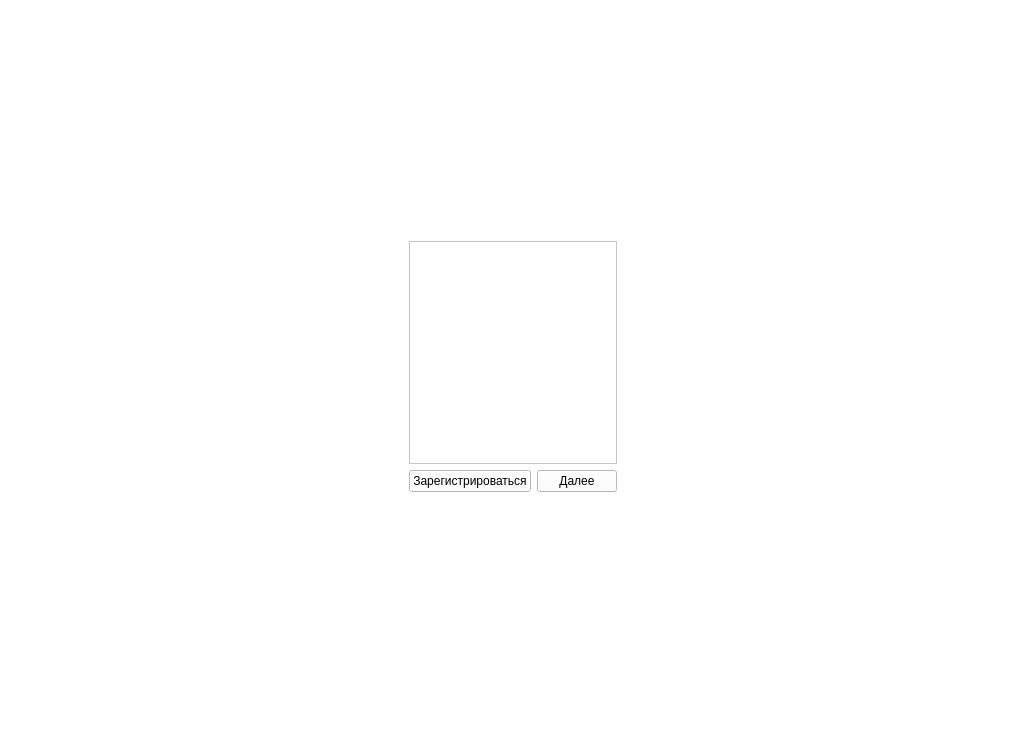
The window that ui/LaunchUi.ui (R0w0m/SeeSerial) describes before a commit, drawn with Qt 5.
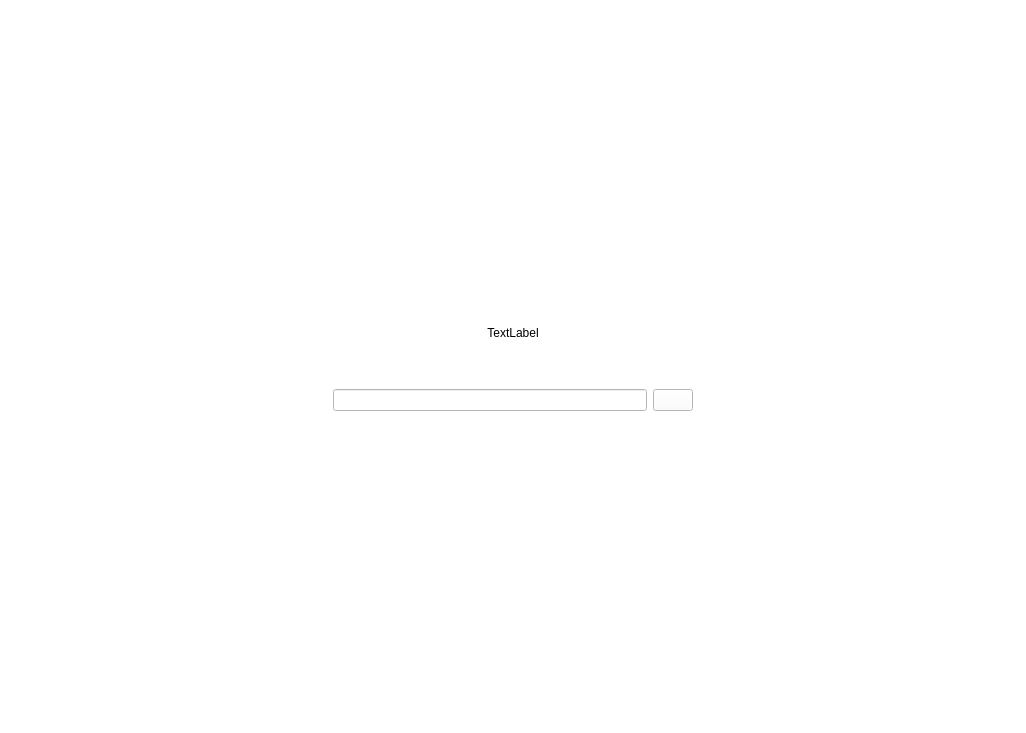
The same window after the commit. The open tabs and pages were chosen to show the change. Icons and pictures are not drawn.

Patch:
```diff
--- a/ui/LaunchUi.ui
+++ b/ui/LaunchUi.ui
@@ -1104,14 +1104,33 @@
       </widget>
       <widget class="QWidget" name="authPage">
        <layout class="QGridLayout" name="gridLayout_8">
-        <item row="2" column="1">
-         <widget class="QPushButton" name="gotoRegistrationBt">
+        <item row="0" column="1">
+         <spacer name="verticalSpacer_7">
+          <property name="orientation">
+           <enum>Qt::Vertical</enum>
+          </property>
+          <property name="sizeType">
+           <enum>QSizePolicy::MinimumExpanding</enum>
+          </property>
+          <property name="sizeHint" stdset="0">
+           <size>
+            <width>20</width>
+            <height>100</height>
+           </size>
+          </property>
+         </spacer>
+        </item>
+        <item row="1" column="1">
+         <widget class="QLabel" name="label_10">
           <property name="text">
-           <string>Зарегистрироваться</string>
+           <string>Вход</string>
+          </property>
+          <property name="alignment">
+           <set>Qt::AlignCenter</set>
           </property>
          </widget>
         </item>
-        <item row="1" column="0">
+        <item row="2" column="0">
          <spacer name="horizontalSpacer_6">
           <property name="orientation">
            <enum>Qt::Horizontal</enum>
@@ -1124,18 +1143,8 @@
           </property>
          </spacer>
         </item>
-        <item row="2" column="2">
-         <widget class="QPushButton" name="nextBt">
-          <property name="text">
-           <string>Далее</string>
-          </property>
-         </widget>
-        </item>
-        <item row="1" column="1" colspan="2">
+        <item row="2" column="1">
          <widget class="QScrollArea" name="usersListScrollArea">
-          <property name="lineWidth">
-           <number>1</number>
-          </property>
           <property name="widgetResizable">
            <bool>true</bool>
           </property>
@@ -1144,18 +1153,97 @@
             <rect>
              <x>0</x>
              <y>0</y>
-             <width>223</width>
-             <height>210</height>
+             <width>324</width>
+             <height>203</height>
             </rect>
            </property>
           </widget>
          </widget>
         </item>
+        <item row="2" column="2">
+         <spacer name="horizontalSpacer_7">
+          <property name="orientation">
+           <enum>Qt::Horizontal</enum>
+          </property>
+          <property name="sizeHint" stdset="0">
+           <size>
+            <width>40</width>
+            <height>20</height>
+           </size>
+          </property>
+         </spacer>
+        </item>
         <item row="3" column="1">
+         <widget class="QPushButton" name="gotoRegisterBt">
+          <property name="text">
+           <string>Зарегистрироваться</string>
+          </property>
+         </widget>
+        </item>
+        <item row="4" column="1">
          <spacer name="verticalSpacer_6">
           <property name="orientation">
            <enum>Qt::Vertical</enum>
           </property>
+          <property name="sizeType">
+           <enum>QSizePolicy::MinimumExpanding</enum>
+          </property>
+          <property name="sizeHint" stdset="0">
+           <size>
+            <width>20</width>
+            <height>100</height>
+           </size>
+          </property>
+         </spacer>
+        </item>
+       </layout>
+      </widget>
+      <widget class="QWidget" name="authPage">
+       <layout class="QGridLayout" name="gridLayout_9">
+        <item row="4" column="1">
+         <spacer name="verticalSpacer_8">
+          <property name="orientation">
+           <enum>Qt::Vertical</enum>
+          </property>
+          <property name="sizeHint" stdset="0">
+           <size>
+            <width>20</width>
+            <height>40</height>
+           </size>
+          </property>
+         </spacer>
+        </item>
+        <item row="1" column="1" colspan="2">
+         <widget class="QLabel" name="userNameLbl">
+          <property name="text">
+           <string>TextLabel</string>
+          </property>
+          <property name="alignment">
+           <set>Qt::AlignCenter</set>
+          </property>
+         </widget>
+        </item>
+        <item row="3" column="1">
+         <widget class="QLineEdit" name="passEnterToLogin"/>
+        </item>
+        <item row="1" column="0">
+         <spacer name="horizontalSpacer_8">
+          <property name="orientation">
+           <enum>Qt::Horizontal</enum>
+          </property>
+          <property name="sizeHint" stdset="0">
+           <size>
+            <width>40</width>
+            <height>20</height>
+           </size>
+          </property>
+         </spacer>
+        </item>
+        <item row="0" column="1">
+         <spacer name="verticalSpacer_9">
+          <property name="orientation">
+           <enum>Qt::Vertical</enum>
+          </property>
           <property name="sizeHint" stdset="0">
            <size>
             <width>20</width>
@@ -1165,7 +1253,7 @@
          </spacer>
         </item>
         <item row="1" column="3">
-         <spacer name="horizontalSpacer_7">
+         <spacer name="horizontalSpacer_9">
           <property name="orientation">
            <enum>Qt::Horizontal</enum>
           </property>
@@ -1177,11 +1265,22 @@
           </property>
          </spacer>
         </item>
-        <item row="0" column="1">
-         <spacer name="verticalSpacer_7">
+        <item row="3" column="2">
+         <widget class="QPushButton" name="finLogBt">
+          <property name="icon">
+           <iconset>
+            <normaloff>media/login.svg</normaloff>media/login.svg</iconset>
+          </property>
+         </widget>
+        </item>
+        <item row="2" column="1">
+         <spacer name="verticalSpacer_10">
           <property name="orientation">
            <enum>Qt::Vertical</enum>
           </property>
+          <property name="sizeType">
+           <enum>QSizePolicy::Maximum</enum>
+          </property>
           <property name="sizeHint" stdset="0">
            <size>
             <width>20</width>
```
Left out of the diff: 73 changed lines with no effect on the pictures.
